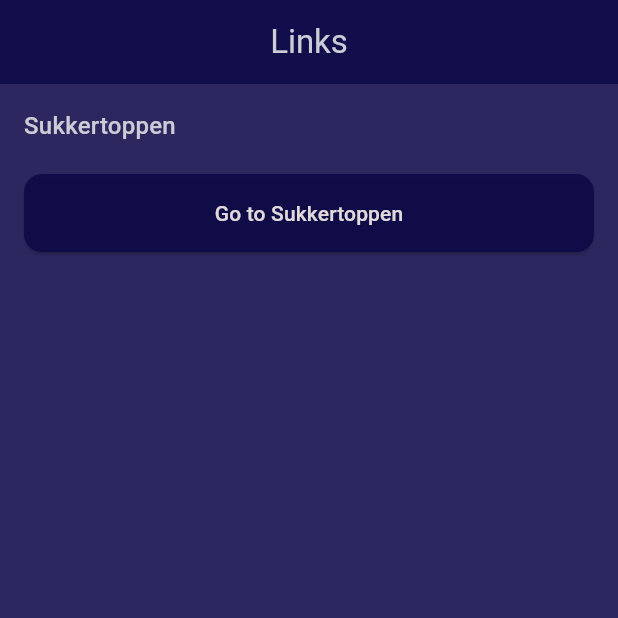
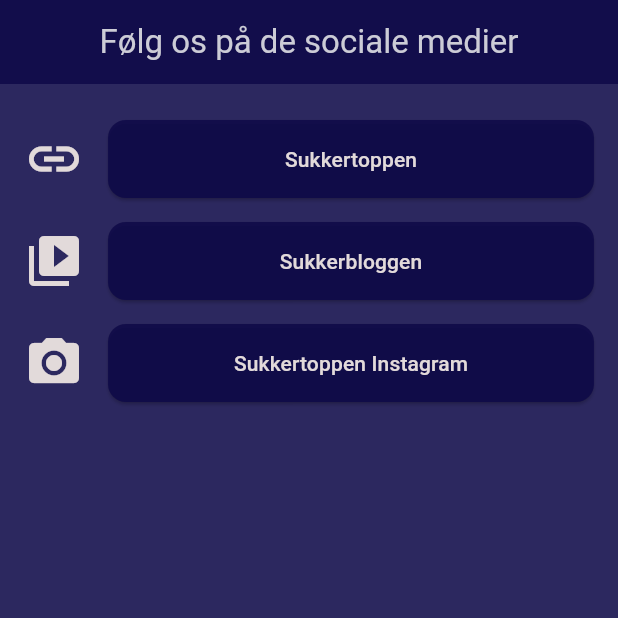
Before and after one commit to ida-fam/sukkertoppen_app, a Flutter app: the LinksSide screen opened directly, on a phone screen of 412 x 824 dp, the top half of it. Run offline on Flutter 3.47's test engine with Material 3 defaults, Android fonts, the phone set to English and light mode, and no system bars; our stand-ins replace webview_flutter.

Commit message:
Alle links på en side og med ikoner

```diff
--- a/lib/main.dart
+++ b/lib/main.dart
@@ -136,7 +136,7 @@ class _MainPageState extends State<MainPage> {
           ),
           BottomNavigationBarItem(
             icon: Icon(Icons.interests_sharp),
-            label: 'Social',
+            label: 'Sociale medier',
           ),
         ],
         currentIndex: selectedIndex,
@@ -427,15 +427,18 @@ class LinksSide extends StatelessWidget {
   final List<Map<String, String>> links = [
     {
       'title': 'Sukkertoppen',
-      'url': 'https://www.nextkbh.dk/gymnasier/sukkertoppen-gymnasium/'
+      'url': 'https://www.nextkbh.dk/gymnasier/sukkertoppen-gymnasium/',
+      'icon': 'link',
     },
     {
       'title': 'Sukkerbloggen',
-      'url': 'https://www.youtube.com/channel/UCuhde7D51gq5tgowxqNIpLA'
+      'url': 'https://www.youtube.com/channel/UCuhde7D51gq5tgowxqNIpLA',
+      'icon': 'video_library',
     },
     {
-      'title': 'Sukkertoppen instagram',
-      'url': 'https://www.instagram.com/sukkertoppengym/'
+      'title': 'Sukkertoppen Instagram',
+      'url': 'https://www.instagram.com/sukkertoppengym/',
+      'icon': 'photo_camera',
     },
   ];
 
@@ -443,20 +446,26 @@ class LinksSide extends StatelessWidget {
   Widget build(BuildContext context) {
     return Scaffold(
       appBar: AppBar(
-        title: Text('Links'),
+        title: Text('Følg os på de sociale medier'),
         centerTitle: true,
       ),
-      body: PageView(
-        children: links.map((link) {
-          return ListView(
+      body: ListView.builder(
         padding: EdgeInsets.all(16.0),
+        itemCount: links.length,
+        itemBuilder: (context, index) {
+          final link = links[index];
+          return Padding(
+            padding: const EdgeInsets.symmetric(vertical: 8.0),
+            child: Row(
               children: [
-              Text(
-                link['title']!,
-                style: Theme.of(context).textTheme.titleMedium,
+                Icon(
+                  getIconData(link['icon']!),
+                  size: 40,
+                  color: Theme.of(context).primaryColor,
                 ),
-              SizedBox(height: 20),
-              ElevatedButton(
+                SizedBox(width: 16),
+                Expanded(
+                  child: ElevatedButton(
                     style: ElevatedButton.styleFrom(
                       shape: RoundedRectangleBorder(
                         borderRadius: BorderRadius.circular(12.0),
@@ -471,11 +480,13 @@ class LinksSide extends StatelessWidget {
                         ),
                       );
                     },
-                child: Text('Go to ${link['title']}'),
+                    child: Text(link['title']!),
+                  ),
                 ),
               ],
+            ),
           );
-        }).toList(),
+        },
       ),
     );
   }
@@ -525,7 +536,7 @@ class ArrowIndicator extends StatelessWidget {
       child: Container(
         padding: EdgeInsets.all(8.0),
         decoration: BoxDecoration(
-          color: Colors.black.withOpacity(0.5),
+          color: const Color.fromARGB(255, 4, 2, 62).withOpacity(0.5),
           shape: BoxShape.circle,
         ),
         child: Icon(
@@ -536,3 +547,18 @@ class ArrowIndicator extends StatelessWidget {
     );
   }
 }
+
+IconData getIconData(String iconName) {
+  switch (iconName) {
+    case 'link':
+      return Icons.link;
+    case 'video_library':
+      return Icons.video_library;
+    case 'photo_camera':
+      return Icons.photo_camera;
+    case 'tv':
+      return Icons.tv;
+    default:
+      return Icons.link; // Default icon
+  }
+}
```
Also changed, not shown: assets/images/Skole.png (added). Lines whose indentation alone changed are shown as unchanged.
